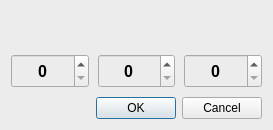
Before: the Qt Designer form ui/dialog/datetimesetdialog.ui in 15903016222/Voice, drawn with Qt 5.
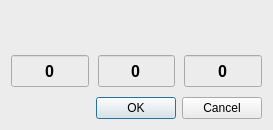
After: the same form once the commit is applied. Custom widgets are drawn as their Qt base class.

```diff
--- a/ui/dialog/datetimesetdialog.ui
+++ b/ui/dialog/datetimesetdialog.ui
@@ -77,6 +77,9 @@
           <property name="alignment">
            <set>Qt::AlignCenter</set>
           </property>
+          <property name="buttonSymbols">
+           <enum>QAbstractSpinBox::NoButtons</enum>
+          </property>
           <property name="maximum">
            <number>5000</number>
           </property>
@@ -101,6 +104,9 @@
           <property name="alignment">
            <set>Qt::AlignCenter</set>
           </property>
+          <property name="buttonSymbols">
+           <enum>QAbstractSpinBox::NoButtons</enum>
+          </property>
           <property name="maximum">
            <number>5000</number>
           </property>
@@ -125,6 +131,9 @@
           <property name="alignment">
            <set>Qt::AlignCenter</set>
           </property>
+          <property name="buttonSymbols">
+           <enum>QAbstractSpinBox::NoButtons</enum>
+          </property>
           <property name="maximum">
            <number>5000</number>
           </property>
```
